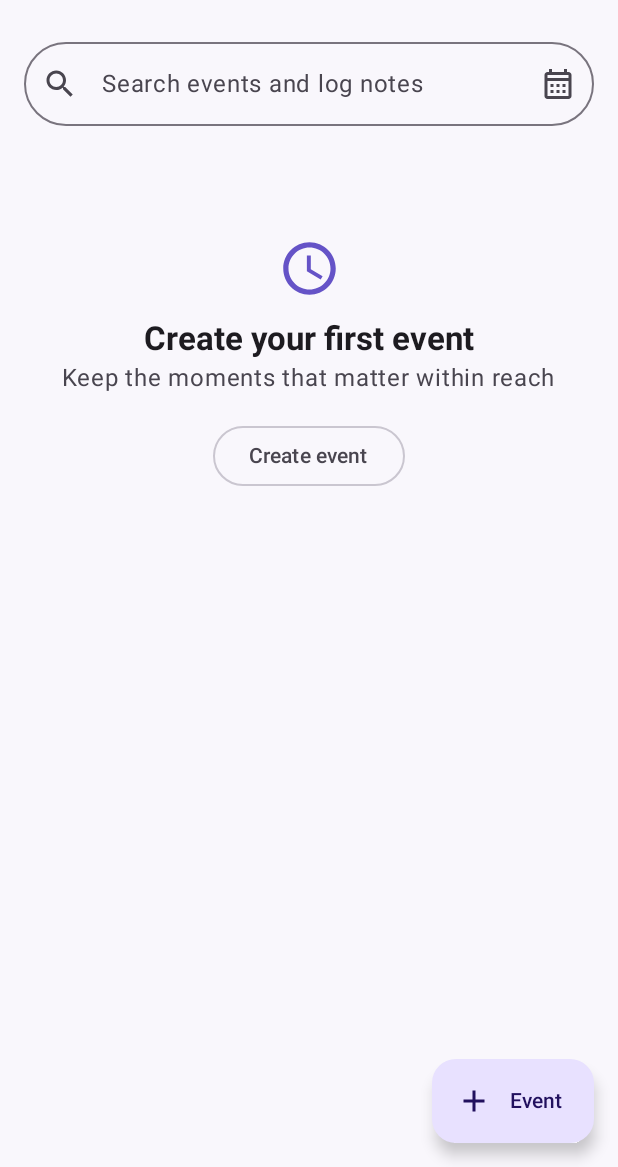
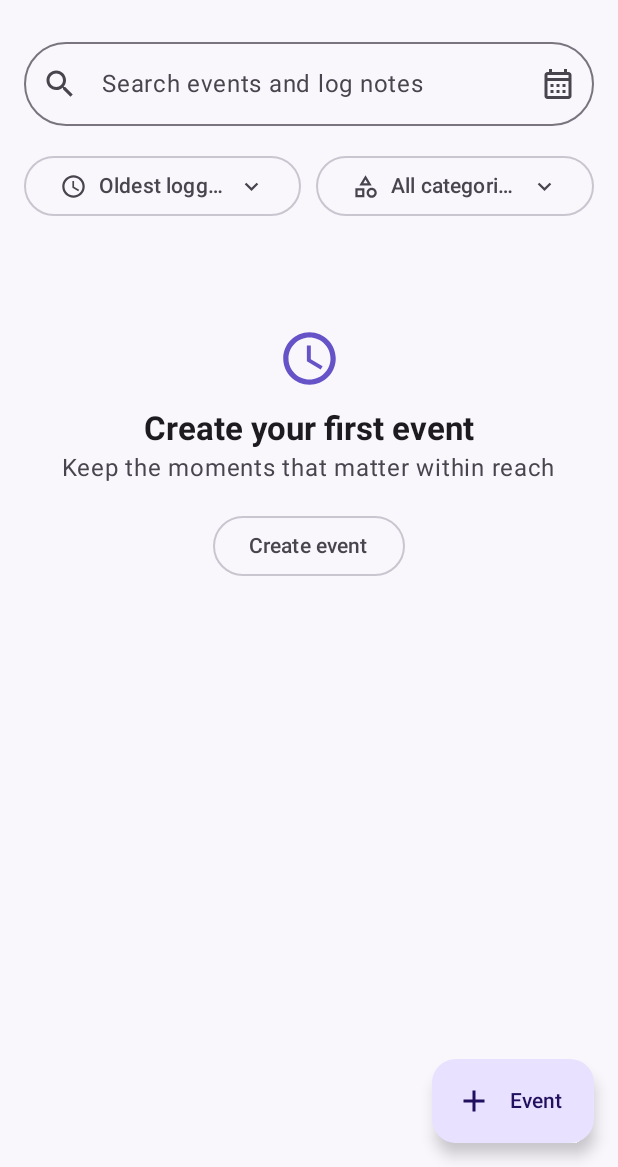
Before and after one commit to arulmr/logy, an Android app built with Jetpack Compose: the screen it shows after launch (MainActivity), on a phone screen of 412 x 824 dp, the part 69-1236 px from its top. Run offline under Robolectric (Android 15) with nearby library versions, the phone set to English and light mode, and no system bars; our stand-ins replace Room's generated code.

Commit message:
Release Logy v2.4

```diff
--- a/app/build.gradle.kts
+++ b/app/build.gradle.kts
@@ -15,8 +15,8 @@ android {
         applicationId = "app.logy"
         minSdk = 26
         targetSdk = 35
-        versionCode = 5
-        versionName = "2.3.0"
+        versionCode = 6
+        versionName = "2.4.0"
     }
 
     buildTypes {
--- a/app/src/main/java/app/logy/MainActivity.kt
+++ b/app/src/main/java/app/logy/MainActivity.kt
@@ -54,6 +54,7 @@ import androidx.compose.material3.CardDefaults
 import androidx.compose.material3.CenterAlignedTopAppBar
 import androidx.compose.material3.Checkbox
 import androidx.compose.material3.DropdownMenuItem
+import androidx.compose.material3.DropdownMenu
 import androidx.compose.material3.ExperimentalMaterial3Api
 import androidx.compose.material3.ExposedDropdownMenuBox
 import androidx.compose.material3.ExposedDropdownMenuDefaults
@@ -73,6 +74,7 @@ import androidx.compose.material3.Surface
 import androidx.compose.material3.Text
 import androidx.compose.material3.TextButton
 import androidx.compose.runtime.Composable
+import androidx.compose.runtime.LaunchedEffect
 import androidx.compose.runtime.getValue
 import androidx.compose.runtime.mutableLongStateOf
 import androidx.compose.runtime.mutableStateOf
@@ -94,7 +96,9 @@ import androidx.lifecycle.compose.collectAsStateWithLifecycle
 import app.logy.data.EventCategory
 import app.logy.data.EventEntry
 import app.logy.data.EventSummary
+import app.logy.data.EventSort
 import app.logy.data.TrackedEvent
+import app.logy.data.applyEventListOptions
 import app.logy.data.matchingNoteSuggestions
 import app.logy.ui.LogyTheme
 import app.logy.ui.formatDate
@@ -185,11 +189,20 @@ private fun HomeScreen(viewModel: LogyViewModel, openCategories: () -> Unit, ope
     val allEntries by viewModel.allEntries.collectAsStateWithLifecycle()
     val categories by viewModel.categories.collectAsStateWithLifecycle()
     var query by rememberSaveable { mutableStateOf("") }
+    var eventSort by rememberSaveable { mutableStateOf(EventSort.OLDEST_LOGGED) }
+    var categoryFilter by rememberSaveable { mutableStateOf<String?>(null) }
+    var sortMenuExpanded by remember { mutableStateOf(false) }
+    var categoryMenuExpanded by remember { mutableStateOf(false) }
     var fromDate by rememberSaveable { mutableStateOf<Long?>(null) }
     var toDate by rememberSaveable { mutableStateOf<Long?>(null) }
     var choosingDates by remember { mutableStateOf(false) }
     var addingEvent by remember { mutableStateOf(false) }
     var loggingEventId by remember { mutableStateOf<Long?>(null) }
+    LaunchedEffect(categories, categoryFilter) {
+        if (categories.isNotEmpty() && categoryFilter != null && categories.none { it.name == categoryFilter }) {
+            categoryFilter = null
+        }
+    }
     val hasDateRange = fromDate != null && toDate != null
     val rangedLogs = remember(allEntries, fromDate, toDate) {
         if (!hasDateRange) allEntries else allEntries.filter { it.occurredAt in fromDate!!..toDate!! }
@@ -198,13 +211,14 @@ private fun HomeScreen(viewModel: LogyViewModel, openCategories: () -> Unit, ope
     val matchingLogs = remember(rangedLogs, query) {
         if (query.isBlank()) emptyMap() else rangedLogs.filter { it.note.contains(query.trim(), true) }.groupBy { it.eventId }
     }
-    val filtered = remember(events, query, matchingLogs, hasDateRange, periodStats) {
-        events.filter { event ->
+    val filtered = remember(events, query, matchingLogs, hasDateRange, periodStats, categoryFilter, eventSort) {
+        val matchingEvents = events.filter { event ->
             val matchesText = query.isBlank() || event.name.contains(query.trim(), true) ||
                 event.category.contains(query.trim(), true) || matchingLogs.containsKey(event.id)
             val matchesDate = !hasDateRange || periodStats.containsKey(event.id)
             matchesText && matchesDate
         }
+        applyEventListOptions(matchingEvents, categoryFilter, eventSort)
     }
 
     Scaffold(
@@ -248,8 +262,47 @@ private fun HomeScreen(viewModel: LogyViewModel, openCategories: () -> Unit, ope
                         }
                     }
                 }
+                Row(
+                    Modifier.fillMaxWidth().padding(horizontal = 16.dp, vertical = 6.dp),
+                    horizontalArrangement = Arrangement.spacedBy(10.dp)
+                ) {
+                    Box(Modifier.weight(1f)) {
+                        OutlinedButton(onClick = { sortMenuExpanded = true }, modifier = Modifier.fillMaxWidth()) {
+                            Icon(Icons.Outlined.Schedule, null, Modifier.size(18.dp))
+                            Text(eventSort.label, Modifier.weight(1f).padding(horizontal = 8.dp), maxLines = 1, overflow = TextOverflow.Ellipsis)
+                            Icon(Icons.Outlined.ExpandMore, null, Modifier.size(18.dp))
+                        }
+                        DropdownMenu(expanded = sortMenuExpanded, onDismissRequest = { sortMenuExpanded = false }) {
+                            EventSort.entries.forEach { option ->
+                                DropdownMenuItem(
+                                    text = { Text(option.label) },
+                                    onClick = { eventSort = option; sortMenuExpanded = false }
+                                )
+                            }
+                        }
+                    }
+                    Box(Modifier.weight(1f)) {
+                        OutlinedButton(onClick = { categoryMenuExpanded = true }, modifier = Modifier.fillMaxWidth()) {
+                            Icon(Icons.Outlined.Category, null, Modifier.size(18.dp))
+                            Text(categoryFilter ?: "All categories", Modifier.weight(1f).padding(horizontal = 8.dp), maxLines = 1, overflow = TextOverflow.Ellipsis)
+                            Icon(Icons.Outlined.ExpandMore, null, Modifier.size(18.dp))
+                        }
+                        DropdownMenu(expanded = categoryMenuExpanded, onDismissRequest = { categoryMenuExpanded = false }) {
+                            DropdownMenuItem(
+                                text = { Text("All categories") },
+                                onClick = { categoryFilter = null; categoryMenuExpanded = false }
+                            )
+                            categories.forEach { category ->
+                                DropdownMenuItem(
+                                    text = { Text(category.name) },
+                                    onClick = { categoryFilter = category.name; categoryMenuExpanded = false }
+                                )
+                            }
+                        }
+                    }
+                }
             }
-            if (filtered.isEmpty()) item { EmptyState(query.isNotBlank() || hasDateRange) { addingEvent = true } }
+            if (filtered.isEmpty()) item { EmptyState(query.isNotBlank() || hasDateRange || categoryFilter != null) { addingEvent = true } }
             items(filtered, key = { it.id }) { event ->
                 val logs = periodStats[event.id].orEmpty()
                 EventRow(
@@ -678,7 +731,7 @@ private fun SettingsScreen(theme: ThemeMode, onTheme: (ThemeMode) -> Unit, goBac
                 SettingsAction(Icons.Outlined.Upload, "Import CSV backup", "Supports Logy v1, v2, and v2.2 backups", import)
             }
             item { HorizontalDivider() }
-            item { Text("Logy 2.3", fontWeight = FontWeight.SemiBold); Text("Private, local-first, and made for your moments.", color = MaterialTheme.colorScheme.onSurfaceVariant) }
+            item { Text("Logy 2.4", fontWeight = FontWeight.SemiBold); Text("Private, local-first, and made for your moments.", color = MaterialTheme.colorScheme.onSurfaceVariant) }
         }
     }
 
--- /dev/null
+++ b/app/src/main/java/app/logy/data/EventListOptions.kt
@@ -0,0 +1,29 @@
+package app.logy.data
+
+import java.util.Locale
+
+enum class EventSort(val label: String) {
+    OLDEST_LOGGED("Oldest logged"),
+    NEWEST_LOGGED("Newest logged"),
+    NAME("Name")
+}
+
+fun applyEventListOptions(
+    events: List<EventSummary>,
+    category: String?,
+    sort: EventSort
+): List<EventSummary> {
+    val filtered = if (category == null) events else events.filter { it.category == category }
+    val nameComparator = compareBy<EventSummary> { it.name.lowercase(Locale.ROOT) }.thenBy { it.id }
+    return when (sort) {
+        EventSort.OLDEST_LOGGED -> filtered.sortedWith(
+            compareBy<EventSummary> { it.lastEntry ?: Long.MIN_VALUE }
+                .then(nameComparator)
+        )
+        EventSort.NEWEST_LOGGED -> filtered.sortedWith(
+            compareByDescending<EventSummary> { it.lastEntry ?: Long.MIN_VALUE }
+                .then(nameComparator)
+        )
+        EventSort.NAME -> filtered.sortedWith(nameComparator)
+    }
+}
```
Also changed, not shown: 2 other files.
